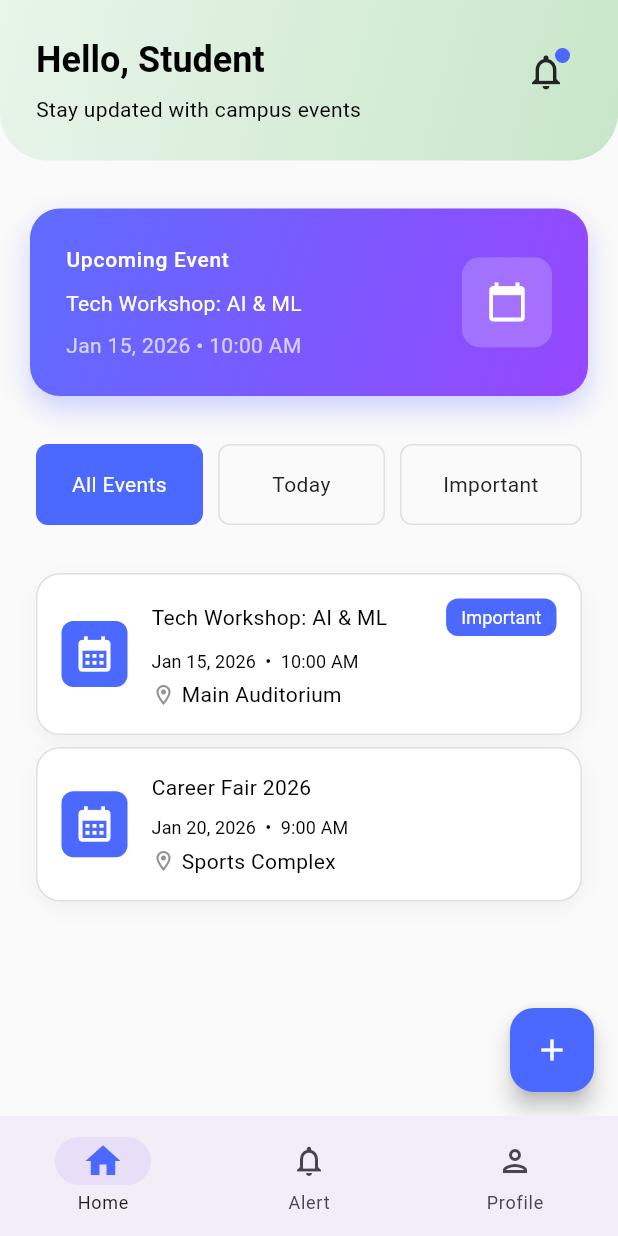
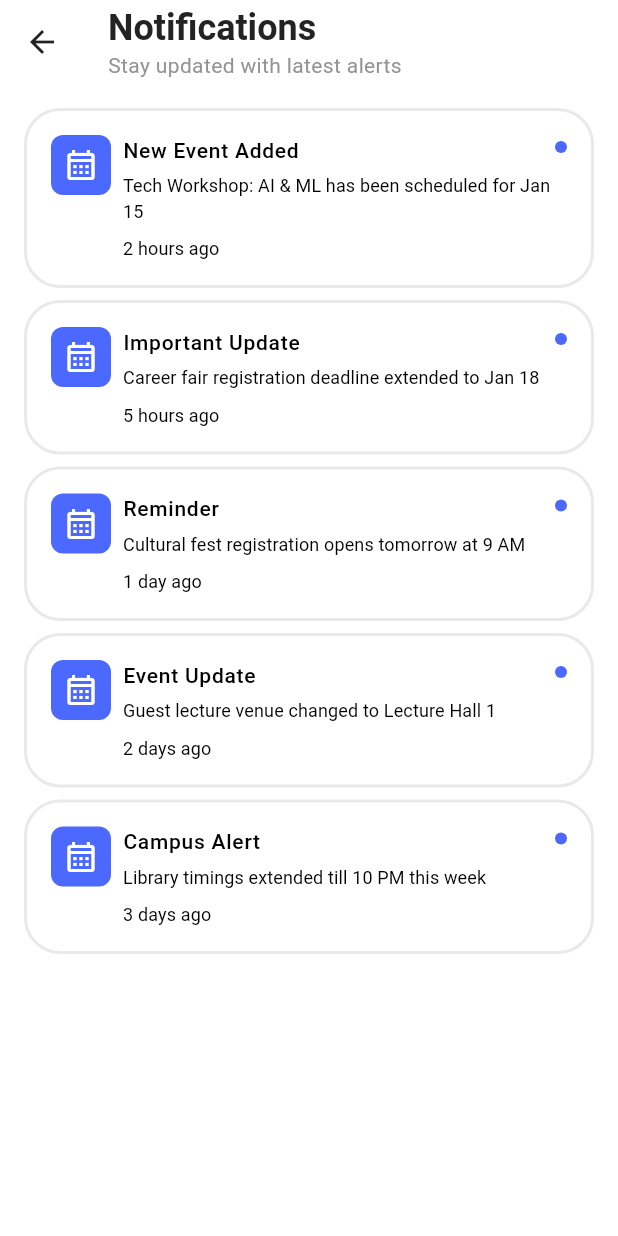
Before and after one commit to azeem-flutter/RhombixTechnologies_Tasks, a Flutter app: the NavigationMenu screen opened directly, after a tap on the "notifications" icon, on a phone screen of 412 x 824 dp. Run offline on Flutter 3.47's test engine with Material 3 defaults, Android fonts, the phone set to English and light mode, and no system bars; our stand-ins replace connectivity_plus, get, get_storage, iconsax, smooth_page_indicator; accounts and stored records are empty.

Commit message:
Add Notification Page

```diff
--- a/lib/features/home/screens/home.dart
+++ b/lib/features/home/screens/home.dart
@@ -4,6 +4,7 @@ import 'package:campuspulse/features/home/screens/widgets/event_form.dart';
 import 'package:campuspulse/features/home/screens/widgets/featured_event_widget.dart';
 import 'package:campuspulse/features/home/screens/widgets/header_widget.dart';
 import 'package:campuspulse/features/home/screens/widgets/tab_selector_widget.dart';
+import 'package:campuspulse/features/notification/screens/notification_screen.dart';
 import 'package:campuspulse/utils/constants/colors.dart';
 import 'package:campuspulse/utils/constants/sizes.dart';
 import 'package:flutter/material.dart';
@@ -53,9 +54,8 @@ class _HomeScreenState extends State<HomeScreen> {
           // Header Widget
           HeaderWidget(
             userName: 'Student',
-            onNotificationTap: () {
-              // Handle notification tap
-            },
+            onNotificationTap: () =>
+                Get.to(() => NotificationScreen(backArrow: true)),
           ),
 
           const SizedBox(height: CSizes.spaceBtwSections),
--- /dev/null
+++ b/lib/features/notification/screens/notification_card.dart
@@ -0,0 +1,93 @@
+import 'package:campuspulse/utils/constants/colors.dart';
+import 'package:campuspulse/utils/constants/sizes.dart';
+import 'package:campuspulse/utils/helpers/helper_function.dart';
+import 'package:flutter/material.dart';
+
+class NotificationCard extends StatelessWidget {
+  final String title;
+  final String description;
+  final String timeAgo;
+
+  const NotificationCard({
+    Key? key,
+
+    required this.title,
+    required this.description,
+    required this.timeAgo,
+  }) : super(key: key);
+
+  @override
+  Widget build(BuildContext context) {
+    final dark = CHelperFunctions.isDarkMode(context);
+    return Container(
+      margin: const EdgeInsets.only(bottom: CSizes.sm),
+      decoration: BoxDecoration(
+        color: dark ? CColors.darkerGrey80 : CColors.white,
+        borderRadius: BorderRadius.circular(CSizes.lg),
+        border: Border.all(
+          color: dark
+              ? CColors.white.withValues(alpha: 0.1)
+              : CColors.black.withValues(alpha: 0.1),
+          width: 2,
+        ),
+        boxShadow: [
+          BoxShadow(
+            color: CColors.white90,
+            blurRadius: 4,
+            offset: const Offset(0, 2),
+          ),
+        ],
+      ),
+      child: Padding(
+        padding: const EdgeInsets.all(CSizes.md),
+        child: Row(
+          crossAxisAlignment: CrossAxisAlignment.start,
+          children: [
+            // Icon Container
+            Container(
+              padding: const EdgeInsets.all(CSizes.sm),
+              decoration: BoxDecoration(
+                color: CColors.primary,
+                borderRadius: BorderRadius.circular(CSizes.sm),
+              ),
+              child: Icon(
+                Icons.calendar_month_outlined,
+                color: CColors.white,
+                size: CSizes.lg,
+              ),
+            ),
+            const SizedBox(width: CSizes.sm),
+
+            // Content
+            Expanded(
+              child: Column(
+                crossAxisAlignment: CrossAxisAlignment.start,
+                children: [
+                  Text(title, style: Theme.of(context).textTheme.bodyLarge),
+                  const SizedBox(height: CSizes.xs),
+                  Text(
+                    description,
+                    style: Theme.of(context).textTheme.labelLarge,
+                  ),
+                  const SizedBox(height: CSizes.sm),
+                  Text(timeAgo, style: Theme.of(context).textTheme.labelLarge),
+                ],
+              ),
+            ),
+
+            // Dot Indicator
+            Container(
+              width: 8,
+              height: 8,
+              margin: const EdgeInsets.only(top: CSizes.xs),
+              decoration: BoxDecoration(
+                color: CColors.primary,
+                shape: BoxShape.circle,
+              ),
+            ),
+          ],
+        ),
+      ),
+    );
+  }
+}
--- /dev/null
+++ b/lib/features/notification/screens/notification_screen.dart
@@ -0,0 +1,101 @@
+import 'package:campuspulse/features/notification/screens/notification_card.dart';
+import 'package:campuspulse/utils/constants/colors.dart';
+import 'package:campuspulse/utils/constants/sizes.dart';
+import 'package:flutter/material.dart';
+import 'package:get/get.dart';
+
+class NotificationScreen extends StatelessWidget {
+  final bool? backArrow;
+  NotificationScreen({Key? key, this.backArrow = false}) : super(key: key);
+
+  // Sample data - replace with your database data
+  final List<Map<String, dynamic>> notifications = [
+    {
+      'icon': Icons.calendar_today,
+      'iconBgColor': Color(0xFFE3F2FD),
+      'title': 'New Event Added',
+      'description': 'Tech Workshop: AI & ML has been scheduled for Jan 15',
+      'timeAgo': '2 hours ago',
+      'dotColor': Colors.blue,
+    },
+    {
+      'icon': Icons.info_outline,
+      'iconBgColor': Color(0xFFE8EAF6),
+      'title': 'Important Update',
+      'description': 'Career fair registration deadline extended to Jan 18',
+      'timeAgo': '5 hours ago',
+      'dotColor': Colors.blue,
+    },
+    {
+      'icon': Icons.notifications_outlined,
+      'iconBgColor': Color(0xFFFFF9C4),
+      'title': 'Reminder',
+      'description': 'Cultural fest registration opens tomorrow at 9 AM',
+      'timeAgo': '1 day ago',
+      'dotColor': Colors.orange,
+    },
+    {
+      'icon': Icons.event_note,
+      'iconBgColor': Color(0xFFE3F2FD),
+      'title': 'Event Update',
+      'description': 'Guest lecture venue changed to Lecture Hall 1',
+      'timeAgo': '2 days ago',
+      'dotColor': Colors.grey,
+    },
+    {
+      'icon': Icons.campaign_outlined,
+      'iconBgColor': Color(0xFFF3E5F5),
+      'title': 'Campus Alert',
+      'description': 'Library timings extended till 10 PM this week',
+      'timeAgo': '3 days ago',
+      'dotColor': Colors.grey,
+    },
+  ];
+
+  @override
+  Widget build(BuildContext context) {
+    return Scaffold(
+      appBar: AppBar(
+        automaticallyImplyLeading: false,
+        backgroundColor: Colors.white,
+        elevation: 0,
+
+        leading: backArrow == true
+            ? IconButton(
+                icon: const Icon(Icons.arrow_back, color: CColors.black),
+                onPressed: Get.back,
+              )
+            : null,
+        title: Column(
+          crossAxisAlignment: CrossAxisAlignment.start,
+          children: [
+            Text(
+              'Notifications',
+              style: Theme.of(
+                context,
+              ).textTheme.headlineMedium?.copyWith(color: CColors.black),
+            ),
+            Text(
+              'Stay updated with latest alerts',
+              style: Theme.of(
+                context,
+              ).textTheme.bodyMedium?.copyWith(color: CColors.darkGrey),
+            ),
+          ],
+        ),
+      ),
+
+      body: ListView.builder(
+        padding: const EdgeInsets.all(CSizes.md),
+        itemCount: notifications.length,
+        itemBuilder: (context, index) {
+          return NotificationCard(
+            title: notifications[index]['title'],
+            description: notifications[index]['description'],
+            timeAgo: notifications[index]['timeAgo'],
+          );
+        },
+      ),
+    );
+  }
+}
--- a/lib/navigation_menu.dart
+++ b/lib/navigation_menu.dart
@@ -1,4 +1,5 @@
 import 'package:campuspulse/features/home/screens/home.dart';
+import 'package:campuspulse/features/notification/screens/notification_screen.dart';
 import 'package:campuspulse/utils/constants/colors.dart';
 import 'package:flutter/material.dart';
 import 'package:get/get.dart';
@@ -25,7 +26,7 @@ class NavigationMenu extends StatelessWidget {
 
             NavigationDestination(
               icon: Icon(Icons.notifications_outlined),
-              label: 'Alert',
+              label: 'Notification',
               selectedIcon: Icon(
                 Icons.notifications,
                 color: CColors.primary,
@@ -53,8 +54,8 @@ class NavigationMenu extends StatelessWidget {
 class NavigationController extends GetxController {
   final selectedIndex = 0.obs;
   final screens = [
-    HomeScreen(),
-    Container(color: Colors.green),
+    const HomeScreen(),
+    NotificationScreen(),
     Container(color: Colors.blue),
   ].obs;
 
```
